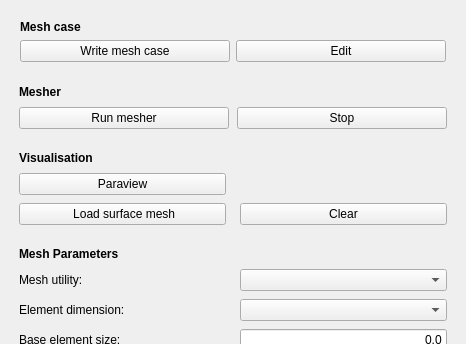
Before: the Qt Designer form TaskPanelCfdMesh.ui in jaheyns/CfdOF, drawn with Qt 5; both pictures show x 0 to 466 and y 0 to 344 of the 466 by 774 pixel window.
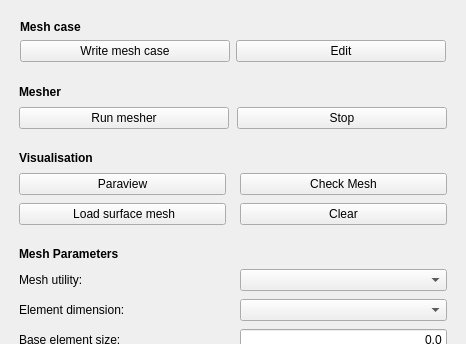
After: the same form once the commit is applied. Custom widgets are drawn as their Qt base class.

Commit message: Test out adding buttons using QT Creator and add Check Mesh button

```diff
--- a/TaskPanelCfdMesh.ui
+++ b/TaskPanelCfdMesh.ui
@@ -153,6 +153,13 @@
        </property>
       </widget>
      </item>
+     <item row="1" column="1">
+      <widget class="QPushButton" name="pb_check_mesh">
+       <property name="text">
+        <string>Check Mesh</string>
+       </property>
+      </widget>
+     </item>
     </layout>
    </item>
    <item>
```
Left out of the diff: 5 changed lines with no effect on the pictures.
